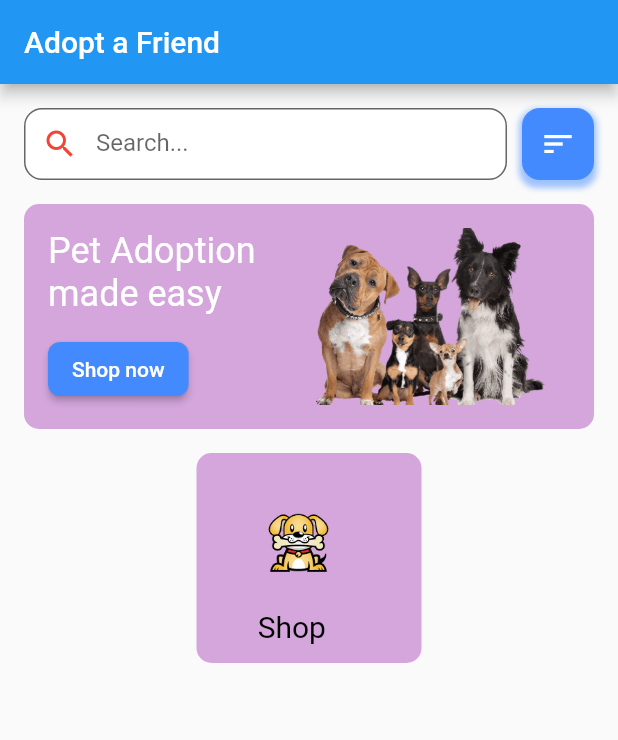
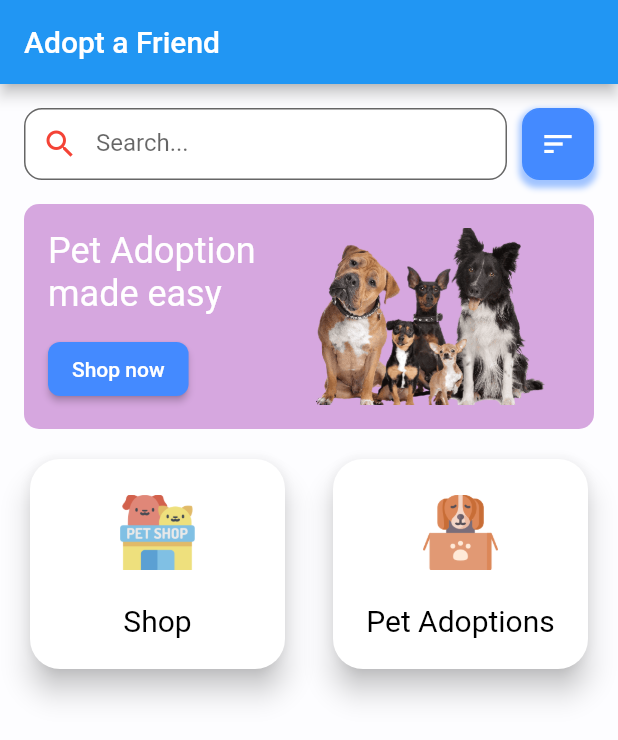
Before and after one commit to atik-sabuj/pet_shop, a Flutter app: the screen it shows after launch, on a phone screen of 412 x 824 dp. Shown: the top 740 px of the screen. Run offline on Flutter 3.47's test engine with Material 2 defaults, Android fonts, the light colour scheme and no system bars.

Commit message:
Update designs

```diff
--- a/lib/splash_screen.dart
+++ b/lib/splash_screen.dart
@@ -1,5 +1,5 @@
 import 'dart:async';
-
+import 'dart:ui';
 import 'package:flutter/material.dart';
 
 class SplashScreen extends StatefulWidget {
@@ -38,6 +38,7 @@ class SecondScreen extends StatelessWidget {
     return Scaffold(
       appBar: AppBar(title: Text("Adopt a Friend"),),
       body: Container(
+        color: Color(0xffFDFDFF),
         child: Padding(
           padding: const EdgeInsets.all(16.0),
           child: Column(
@@ -145,39 +146,68 @@ class SecondScreen extends StatelessWidget {
                 height: 16,
               ),
 
-              Container(
+              Row(
+                mainAxisAlignment: MainAxisAlignment.spaceBetween,
+                children: [
+                  Card(
+                    elevation: 8,
+                    shape: RoundedRectangleBorder(
+                      borderRadius: BorderRadius.circular(20),
+                      //set border radius more than 50% of height and width to make circle
+                    ),
+                    child: SizedBox(
                         height: 140,
-                  width: 150,
-                  decoration: BoxDecoration(
-                    borderRadius: BorderRadius.circular(10), // <= No more error here :)
-                    color: Colors.purple.withOpacity(.4),
-                  ),
+                        width: 170,
                         child: Padding(
                           padding: EdgeInsets.all(8),
-                    child: Row(
-                      mainAxisAlignment: MainAxisAlignment.spaceBetween,
-                      children: [
-                        SizedBox(
-                          width: 120,
-                          child: Padding(
+                          child:  Padding(
                             padding: const EdgeInsets.all(8.0),
                             child: Column(
-                            mainAxisAlignment: MainAxisAlignment.spaceBetween,
-                            crossAxisAlignment: CrossAxisAlignment.start,
+                              mainAxisAlignment: MainAxisAlignment.spaceAround,
+                              crossAxisAlignment: CrossAxisAlignment.center,
                               children: [
-                              Container(
-                                  child: Image.asset("images/shop.png",fit: BoxFit.cover,)
-                              ),
-                              Text("     Shop",style: TextStyle(fontSize: 20,color: Colors.black,height: .2),),
+                                Image.asset("images/pet-shop.png",fit: BoxFit.cover,height: 50,width: 50,),
+                                SizedBox(height: 8,),
+                                Text("Shop",style: TextStyle(fontSize: 20,color: Colors.black,height: .2),),
 
                               ],
                             ),
                           ),
+
+                        )
                     ),
+                  ),
+
+
+                  Card(
+                    elevation: 8,
+                    shape: RoundedRectangleBorder(
+                      borderRadius: BorderRadius.circular(20),
+                      //set border radius more than 50% of height and width to make circle
+                    ),
+                    child: SizedBox(
+                        height: 140,
+                        width: 170,
+                        child: Padding(
+                          padding: EdgeInsets.all(8),
+                          child:  Padding(
+                            padding: const EdgeInsets.all(8.0),
+                            child: Column(
+                              mainAxisAlignment: MainAxisAlignment.spaceAround,
+                              crossAxisAlignment: CrossAxisAlignment.center,
+                              children: [
+                                Image.asset("images/dog_adoption.png",fit: BoxFit.cover,height: 50,width: 50,),
+                                SizedBox(height: 8,),
+                                Text("Pet Adoptions",style: TextStyle(fontSize: 20,color: Colors.black,height: .2),),
+
                               ],
+                            ),
                           ),
 
                         )
+                    ),
+                  ),
+                ],
               ),
             ],
           ),
```
Also changed, not shown: images/dog_adoption.png (added), images/pet-shop.png (added), images/shop.png (deleted). Lines whose indentation alone changed are shown as unchanged.
